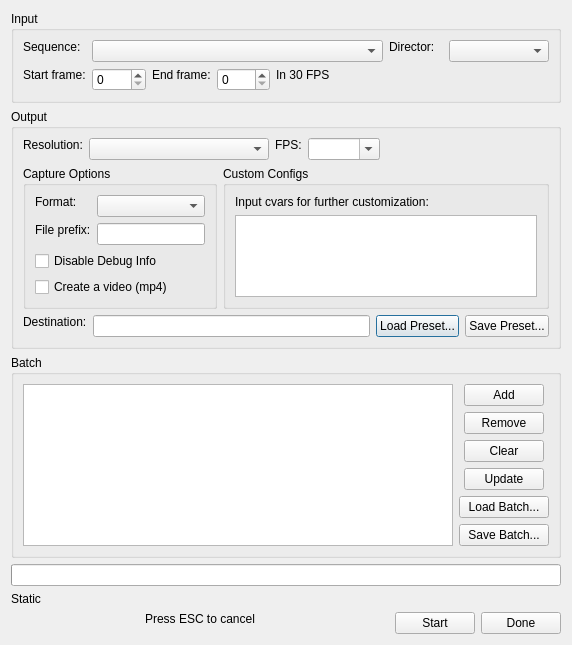
Before: the Qt Designer form Code/Editor/TrackView/SequenceBatchRenderDialog.ui in o3de/o3de, drawn with Qt 5.
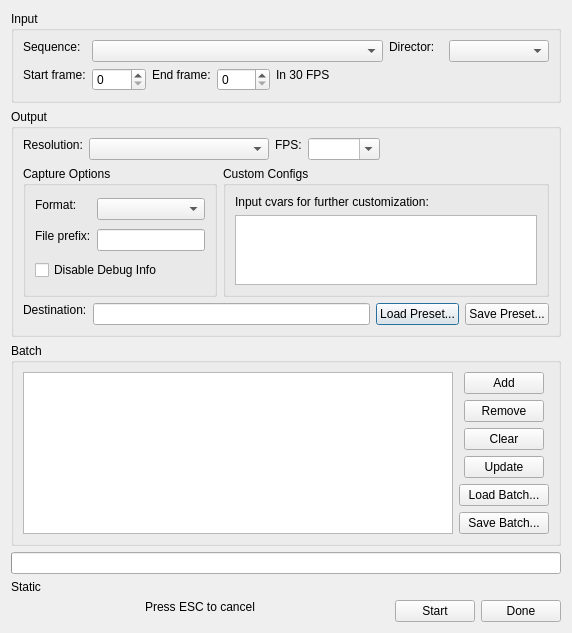
After: the same form once the commit is applied.

What changed in the file:
```diff
--- a/Code/Editor/TrackView/SequenceBatchRenderDialog.ui
+++ b/Code/Editor/TrackView/SequenceBatchRenderDialog.ui
@@ -176,13 +176,6 @@
            <string>Capture Options</string>
           </property>
           <layout class="QGridLayout" name="gridLayout">
-           <item row="3" column="0" colspan="3">
-            <widget class="QCheckBox" name="m_createVideoCheckBox">
-             <property name="text">
-              <string>Create a video (mp4)</string>
-             </property>
-            </widget>
-           </item>
            <item row="1" column="0">
             <widget class="QLabel" name="label_9">
              <property name="text">
```
